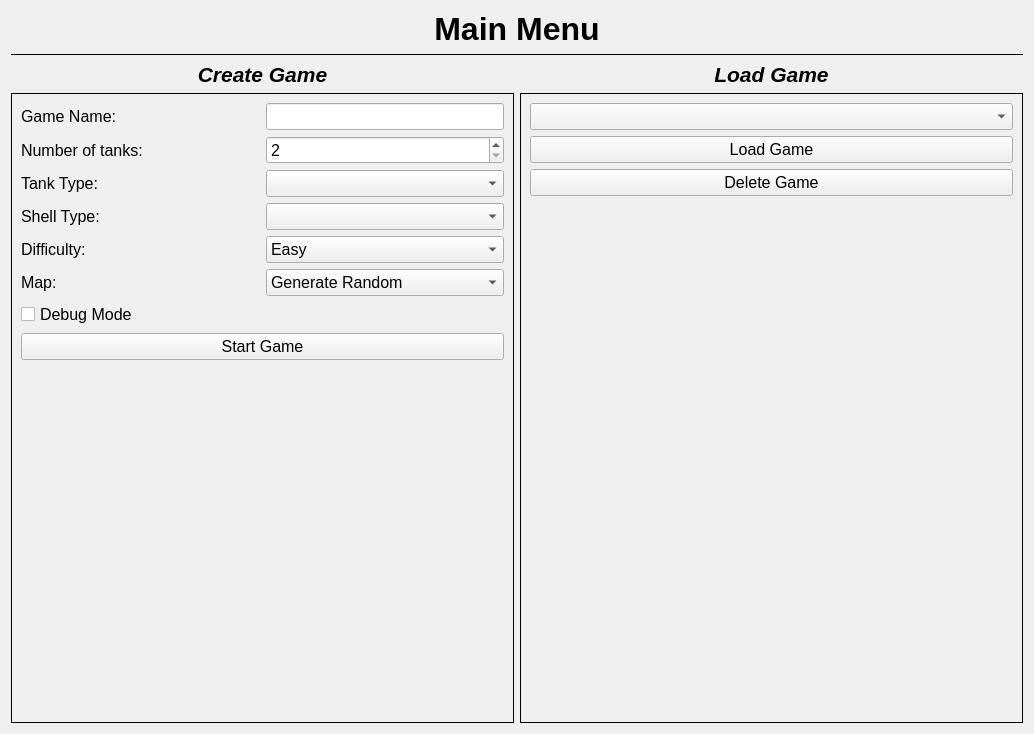
Old version of the form ui/welcome_screen.ui in the repository kpdudek/TankGame.
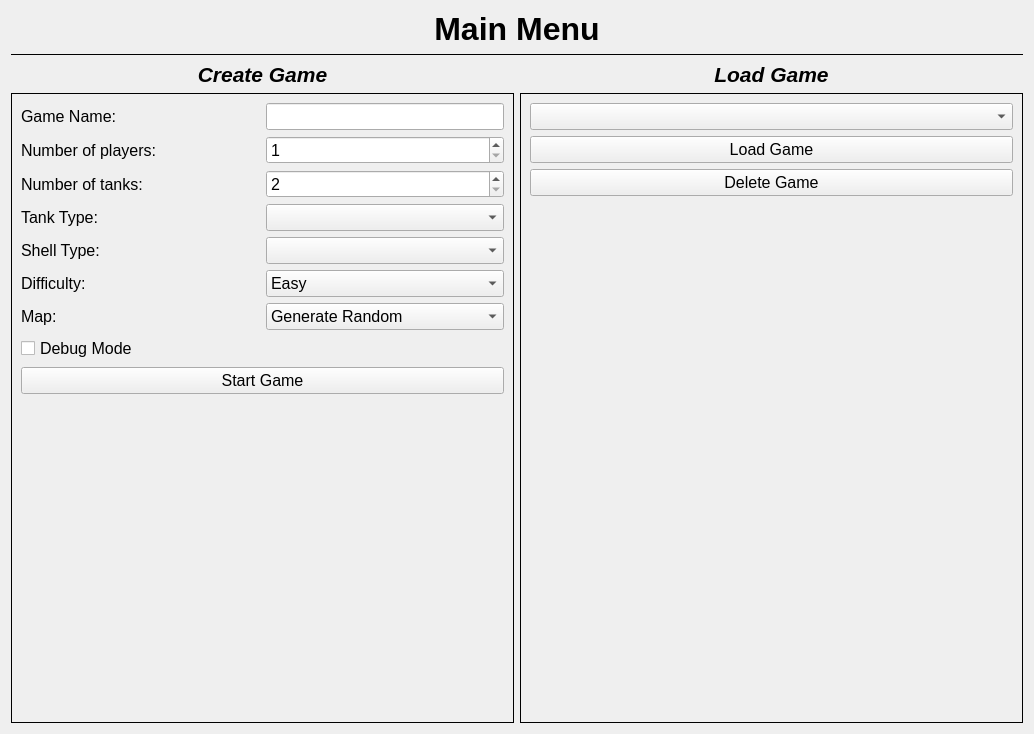
New version of the form.

Commit message: Tank bots now aim and fire using a projectile motion solver

What changed in the file:
```diff
--- a/ui/welcome_screen.ui
+++ b/ui/welcome_screen.ui
@@ -29,7 +29,7 @@
       <number>0</number>
      </property>
      <layout class="QGridLayout" name="gridLayout_2">
-      <item row="3" column="0">
+      <item row="4" column="0">
        <widget class="QLabel" name="label_6">
         <property name="font">
          <font>
@@ -41,7 +41,7 @@
         </property>
        </widget>
       </item>
-      <item row="4" column="1">
+      <item row="5" column="1">
        <widget class="QComboBox" name="shell_type_combobox">
         <property name="font">
          <font>
@@ -62,7 +62,7 @@
         </property>
        </widget>
       </item>
-      <item row="2" column="0">
+      <item row="3" column="0">
        <widget class="QLabel" name="label_2">
         <property name="font">
          <font>
@@ -74,7 +74,19 @@
         </property>
        </widget>
       </item>
-      <item row="9" column="0" colspan="2">
+      <item row="7" column="0">
+       <widget class="QLabel" name="label_4">
+        <property name="font">
+         <font>
+          <pointsize>12</pointsize>
+         </font>
+        </property>
+        <property name="text">
+         <string>Map:</string>
+        </property>
+       </widget>
+      </item>
+      <item row="10" column="0" colspan="2">
        <spacer name="verticalSpacer">
         <property name="orientation">
          <enum>Qt::Vertical</enum>
@@ -87,7 +99,7 @@
         </property>
        </spacer>
       </item>
-      <item row="6" column="1">
+      <item row="7" column="1">
        <widget class="QComboBox" name="map_files_combobox">
         <property name="font">
          <font>
@@ -101,34 +113,22 @@
         </item>
        </widget>
       </item>
+      <item row="1" column="1">
+       <widget class="QLineEdit" name="game_name_line_edit">
+        <property name="sizePolicy">
+         <sizepolicy hsizetype="Minimum" vsizetype="Fixed">
+          <horstretch>0</horstretch>
+          <verstretch>0</verstretch>
+         </sizepolicy>
+        </property>
+        <property name="font">
+         <font>
+          <pointsize>12</pointsize>
+         </font>
+        </property>
+       </widget>
+      </item>
       <item row="6" column="0">
-       <widget class="QLabel" name="label_4">
-        <property name="font">
-         <font>
-          <pointsize>12</pointsize>
-         </font>
-        </property>
-        <property name="text">
-         <string>Map:</string>
-        </property>
-       </widget>
-      </item>
-      <item row="2" column="1">
-       <widget class="QSpinBox" name="number_of_tanks_spinbox">
-        <property name="font">
-         <font>
-          <pointsize>12</pointsize>
-         </font>
-        </property>
-        <property name="minimum">
-         <number>2</number>
-        </property>
-        <property name="maximum">
-         <number>10</number>
-        </property>
-       </widget>
-      </item>
-      <item row="5" column="0">
        <widget class="QLabel" name="label_3">
         <property name="font">
          <font>
@@ -140,7 +140,22 @@
         </property>
        </widget>
       </item>
-      <item row="5" column="1">
+      <item row="3" column="1">
+       <widget class="QSpinBox" name="number_of_tanks_spinbox">
+        <property name="font">
+         <font>
+          <pointsize>12</pointsize>
+         </font>
+        </property>
+        <property name="minimum">
+         <number>2</number>
+        </property>
+        <property name="maximum">
+         <number>10</number>
+        </property>
+       </widget>
+      </item>
+      <item row="6" column="1">
        <widget class="QComboBox" name="difficulty_combobox">
         <property name="font">
          <font>
@@ -167,43 +182,7 @@
         </item>
        </widget>
       </item>
-      <item row="1" column="1">
-       <widget class="QLineEdit" name="game_name_line_edit">
-        <property name="sizePolicy">
-         <sizepolicy hsizetype="Minimum" vsizetype="Fixed">
-          <horstretch>0</horstretch>
-          <verstretch>0</verstretch>
-         </sizepolicy>
-        </property>
-        <property name="font">
-         <font>
-          <pointsize>12</pointsize>
-         </font>
-        </property>
-       </widget>
-      </item>
-      <item row="8" column="0" colspan="2">
-       <widget class="QPushButton" name="start_game_button">
-        <property name="font">
-         <font>
-          <pointsize>12</pointsize>
-         </font>
-        </property>
-        <property name="text">
-         <string>Start Game</string>
-        </property>
-       </widget>
-      </item>
-      <item row="3" column="1">
-       <widget class="QComboBox" name="tank_type_combobox">
-        <property name="font">
-         <font>
-          <pointsize>12</pointsize>
-         </font>
-        </property>
-       </widget>
-      </item>
-      <item row="4" column="0">
+      <item row="5" column="0">
        <widget class="QLabel" name="label_7">
         <property name="font">
          <font>
@@ -215,7 +194,16 @@
         </property>
        </widget>
       </item>
-      <item row="7" column="0" colspan="2">
+      <item row="4" column="1">
+       <widget class="QComboBox" name="tank_type_combobox">
+        <property name="font">
+         <font>
+          <pointsize>12</pointsize>
+         </font>
+        </property>
+       </widget>
+      </item>
+      <item row="8" column="0" colspan="2">
        <widget class="QCheckBox" name="debug_mode_checkbox">
         <property name="font">
          <font>
@@ -227,6 +215,48 @@
         </property>
        </widget>
       </item>
+      <item row="9" column="0" colspan="2">
+       <widget class="QPushButton" name="start_game_button">
+        <property name="font">
+         <font>
+          <pointsize>12</pointsize>
+         </font>
+        </property>
+        <property name="text">
+         <string>Start Game</string>
+        </property>
+       </widget>
+      </item>
+      <item row="2" column="1">
+       <widget class="QSpinBox" name="player_count_spinbox">
+        <property name="font">
+         <font>
+          <pointsize>12</pointsize>
+         </font>
+        </property>
+        <property name="minimum">
+         <number>1</number>
+        </property>
+        <property name="maximum">
+         <number>10</number>
+        </property>
+        <property name="value">
+         <number>1</number>
+        </property>
+       </widget>
+      </item>
+      <item row="2" column="0">
+       <widget class="QLabel" name="label_10">
+        <property name="font">
+         <font>
+          <pointsize>12</pointsize>
+         </font>
+        </property>
+        <property name="text">
+         <string>Number of players:</string>
+        </property>
+       </widget>
+      </item>
      </layout>
     </widget>
    </item>
```
The commit also changes 7 other files.
